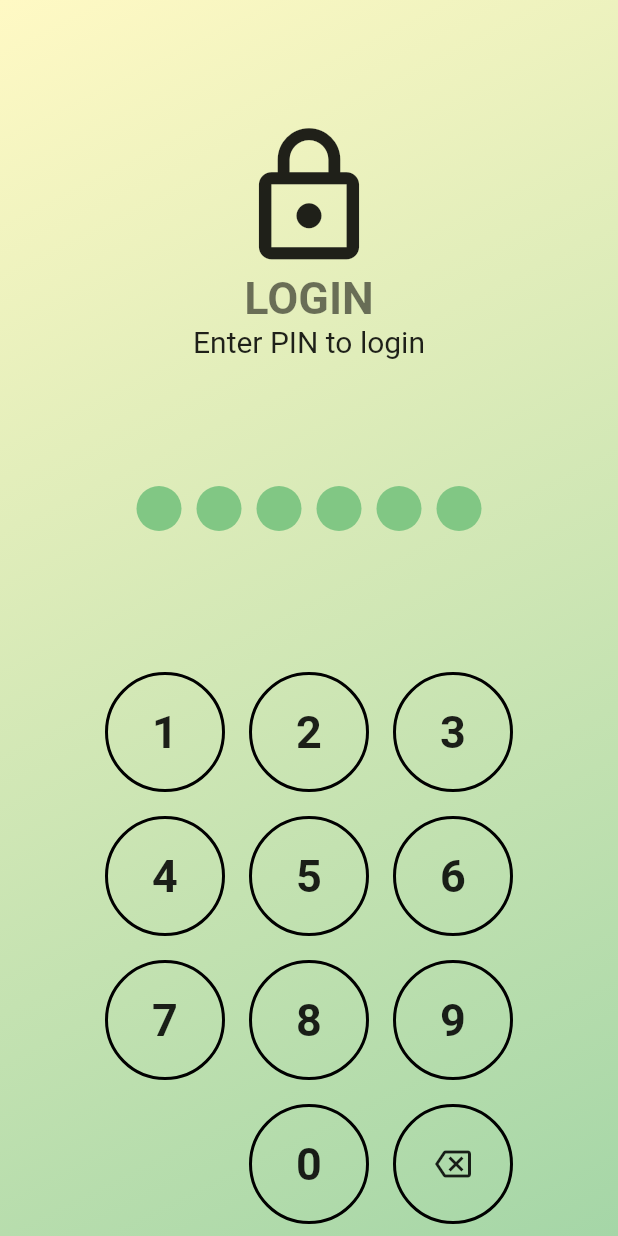
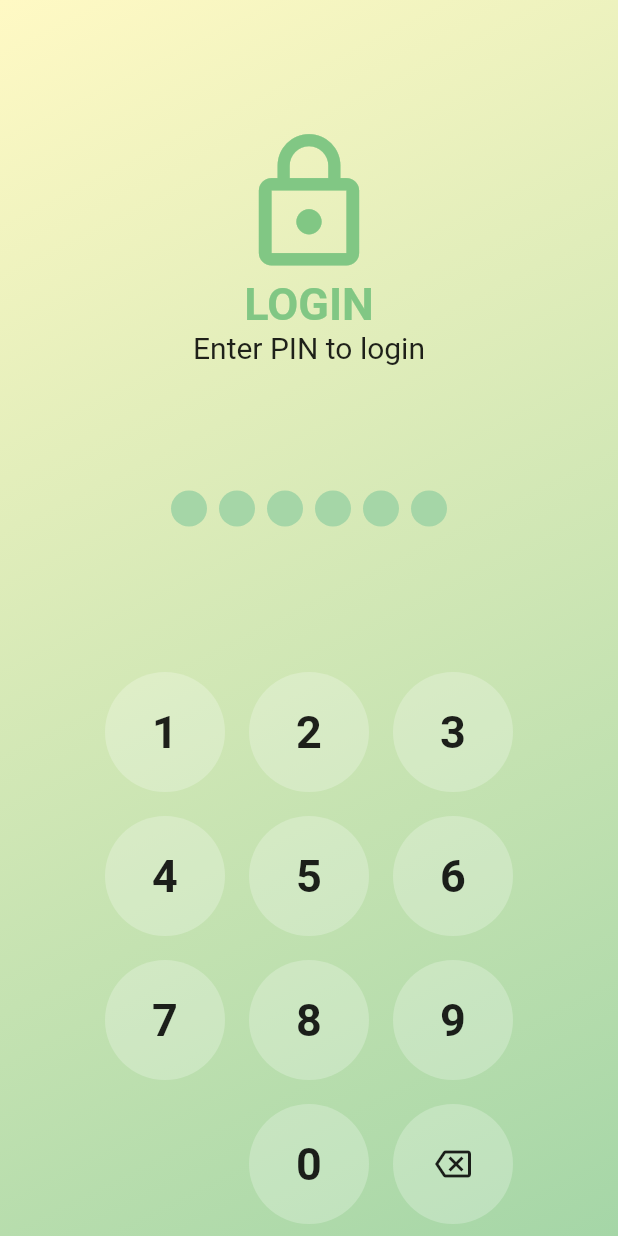
Before and after one commit to pcnxploy/flutter_food, a Flutter app: the screen it shows after launch, on a phone screen of 412 x 824 dp. Run offline on Flutter 3.47's test engine with Material 2 defaults, Android fonts, the phone set to English and light mode, and no system bars.

Commit message:
homework11

```diff
--- a/lib/main.dart
+++ b/lib/main.dart
@@ -1,4 +1,5 @@
 import 'package:flutter/material.dart';
+import 'package:flutter_food/pages/home/homepage.dart';
 import 'package:flutter_food/pages/login/login_page.dart';
 
 void main() {
@@ -12,100 +13,28 @@ class MyApp extends StatelessWidget {
     return MaterialApp(
       title: 'Flutter Demo',
       theme: ThemeData(
-        primarySwatch: Colors.blue,
+        primarySwatch: Colors.green,
         textTheme: const TextTheme(
           headline1: TextStyle(fontSize: 30.0, fontWeight: FontWeight.bold),
           headline6: TextStyle(fontSize: 30.0, fontWeight: FontWeight.bold),
-          //ใช้กับข้อคสามทั่วไป == bodyText
+          headline2: TextStyle(
+              fontSize: 20.0, color: Colors.white,fontWeight: FontWeight.bold),
+          headline3: TextStyle(fontSize: 15.0),
           bodyText2: TextStyle(fontSize: 14.0),
         ),
       ),
-      home: LoginPage(),
+      //home: LoginPage(),
+      routes: {
+        LoginPage.routeName: (context) => const LoginPage(),
+        HomePage.routeName: (context) => const HomePage(),
+      },
+      //ตั้งค่าหน้าเริ่มต้น(หน้าแรกที่เปิดแอพ)
+      initialRoute: '/login',
     );
   }
 }
 
-class MyHomePage extends StatefulWidget {
-  MyHomePage({Key? key, required this.title}) : super(key: key);
-
-  // This widget is the home page of your application. It is stateful, meaning
-  // that it has a State object (defined below) that contains fields that affect
-  // how it looks.
-
-  // This class is the configuration for the state. It holds the values (in this
-  // case the title) provided by the parent (in this case the App widget) and
-  // used by the build method of the State. Fields in a Widget subclass are
-  // always marked "final".
-
-  final String title;
-
-  @override
-  _MyHomePageState createState() => _MyHomePageState();
-}
-
-class _MyHomePageState extends State<MyHomePage> {
-  int _counter = 0;
-
-  void _incrementCounter() {
-    setState(() {
-      // This call to setState tells the Flutter framework that something has
-      // changed in this State, which causes it to rerun the build method below
-      // so that the display can reflect the updated values. If we changed
-      // _counter without calling setState(), then the build method would not be
-      // called again, and so nothing would appear to happen.
-      _counter++;
-    });
-  }
-
-  @override
-  Widget build(BuildContext context) {
-    // This method is rerun every time setState is called, for instance as done
-    // by the _incrementCounter method above.
-    //
-    // The Flutter framework has been optimized to make rerunning build methods
-    // fast, so that you can just rebuild anything that needs updating rather
-    // than having to individually change instances of widgets.
-    return Scaffold(
-      appBar: AppBar(
-        // Here we take the value from the MyHomePage object that was created by
-        // the App.build method, and use it to set our appbar title.
-        title: Text(widget.title),
-      ),
-      body: Center(
-        // Center is a layout widget. It takes a single child and positions it
-        // in the middle of the parent.
-        child: Column(
-          // Column is also a layout widget. It takes a list of children and
-          // arranges them vertically. By default, it sizes itself to fit its
-          // children horizontally, and tries to be as tall as its parent.
-          //
-          // Invoke "debug painting" (press "p" in the console, choose the
-          // "Toggle Debug Paint" action from the Flutter Inspector in Android
-          // Studio, or the "Toggle Debug Paint" command in Visual Studio Code)
-          // to see the wireframe for each widget.
-          //
-          // Column has various properties to control how it sizes itself and
-          // how it positions its children. Here we use mainAxisAlignment to
-          // center the children vertically; the main axis here is the vertical
-          // axis because Columns are vertical (the cross axis would be
-          // horizontal).
-          mainAxisAlignment: MainAxisAlignment.center,
-          children: <Widget>[
-            Text(
-              'You have pushed the button this many times:',
-            ),
-            Text(
-              '$_counter',
-              style: Theme.of(context).textTheme.headline4,
-            ),
-          ],
-        ),
-      ),
-      floatingActionButton: FloatingActionButton(
-        onPressed: _incrementCounter,
-        tooltip: 'Increment',
-        child: Icon(Icons.add),
-      ), // This trailing comma makes auto-formatting nicer for build methods.
-    );
-  }
-}
+//การเปลี่ยนไปหน้าถัดไปโดยย้อนกลับไม่ได้
+/* Navigator.pushReplacement(
+            context,
+            MaterialPageRoute(builder: (context) => Homepage()),*/
--- a/lib/pages/login/login_page.dart
+++ b/lib/pages/login/login_page.dart
@@ -1,7 +1,9 @@
 import 'package:flutter/material.dart';
-import 'package:flutter_food/pages/homepage.dart';
+import 'package:flutter_food/pages/home/homepage.dart';
 
 class LoginPage extends StatefulWidget {
+  static const routeName = '/login';
+
   const LoginPage({Key? key}) : super(key: key);
 
   @override
@@ -36,22 +38,42 @@ class _LoginPageState extends State<LoginPage> {
                       Icon(
                         Icons.lock_outline,
                         size: 100.0,
+                        color: Colors.green.shade300,
                       ),
                       Text(
                         'LOGIN',
-                        style: Theme.of(context).textTheme.headline1,
+                        style: TextStyle(
+                            color: Colors.green.shade300,
+                            fontSize: 30.0,
+                            fontWeight: FontWeight.bold),
                       ),
-                      Text('Enter PIN to login',style: TextStyle(fontSize: 20.0),),
+                      Text(
+                        'Enter PIN to login',
+                        style: TextStyle(fontSize: 20.0),
+                      ),
                       SizedBox(height: 80.0),
                       Row(
                         mainAxisAlignment: MainAxisAlignment.center,
                         children: [
-                          input.length >= 1 ? _dNumber() : _dNumber2(),
-                          input.length >= 2 ? _dNumber() : _dNumber2(),
-                          input.length >= 3 ? _dNumber() : _dNumber2(),
-                          input.length >= 4 ? _dNumber() : _dNumber2(),
-                          input.length >= 5 ? _dNumber() : _dNumber2(),
-                          input.length >= 6 ? _dNumber() : _dNumber2(),
+                          for (var i = 0; i < input.length; i++)
+                            Container(
+                              margin: EdgeInsets.all(4.0),
+                              width: 24.0,
+                              height: 24.0,
+                              decoration: BoxDecoration(
+                                  color: Colors.green.shade300,
+                                  shape: BoxShape.circle),
+                            ),
+                          for (var i = input.length; i < 6; i++)
+                            Container(
+                              margin: EdgeInsets.all(4.0),
+                              width: 24.0,
+                              height: 24.0,
+                              decoration: BoxDecoration(
+                                color: Colors.green.shade200,
+                                shape: BoxShape.circle,
+                              ),
+                            ),
                         ],
                       ),
                     ],
@@ -97,7 +119,7 @@ class _LoginPageState extends State<LoginPage> {
   String password = '123456';
   var input = ''; //เก็บตัวเลขที่กดเข้ามา
 
-  _dNumber() {
+  /*_dNumber() {
     return Padding(
       padding: const EdgeInsets.all(5.0),
       child: Container(
@@ -123,7 +145,7 @@ class _LoginPageState extends State<LoginPage> {
         ),
       ),
     );
-  }
+  }*/
 
   void _handleClickButton(int num) {
     setState(() {
@@ -140,11 +162,9 @@ class _LoginPageState extends State<LoginPage> {
           setState(() {
             input = '';
           });
-        } else{
-          Navigator.pushReplacement(
-            context,
-            MaterialPageRoute(builder: (context) => Homepage()),
-          );
+        } else {
+          //ไปหน้า homepage
+          Navigator.pushReplacementNamed(context, HomePage.routeName);
         }
       }
     });
@@ -197,8 +217,8 @@ class LoginButton extends StatelessWidget {
             ? null
             : BoxDecoration(
                 shape: BoxShape.circle,
-                border: Border.all(width: 2.0),
-              ),
+                //border: Border.all(width: 2.0),
+                color: Colors.white24),
         child: Center(
           child: number >= 0
               ? Text(
--- a/pubspec.yaml
+++ b/pubspec.yaml
@@ -45,7 +45,8 @@ flutter:
   uses-material-design: true
 
   # To add assets to your application, add an assets section, like this:
-  # assets:
+  assets:
+    - assets/images/
   #   - images/a_dot_burr.jpeg
   #   - images/a_dot_ham.jpeg
 
```
Also changed, not shown: lib/pages/home/FoodListPage.dart (added, +15 -0 lines), lib/pages/home/FoodPage.dart (added, +36 -0 lines), lib/pages/home/OrderPage.dart (added, +14 -0 lines), lib/pages/home/ProfilePage.dart (added, +39 -0 lines), lib/pages/home/homepage.dart (added, +108 -0 lines), lib/pages/homepage.dart (deleted, +0 -28 lines), assets/images/profile.jpg (added).
